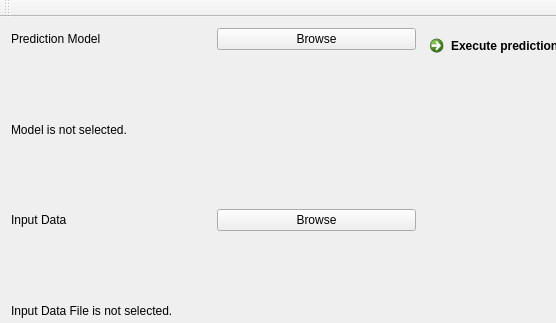
Above: chainer_wing/resources/prediction.ui from fukatani/ChainerWing before the change; both pictures show x 0 to 556 and y 0 to 323 of the 1250 by 629 pixel window. Below: the same form after it.
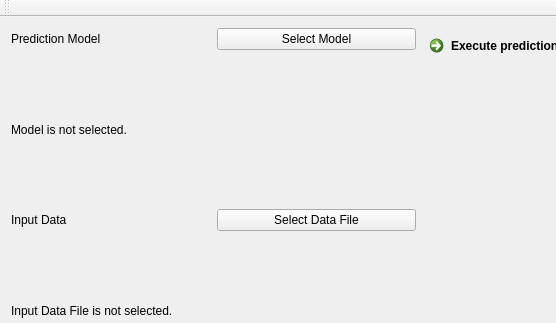
That is the form after the change.

Commit message: change prediction widget

Patch:
```diff
--- a/chainer_wing/resources/prediction.ui
+++ b/chainer_wing/resources/prediction.ui
@@ -87,7 +87,7 @@
         <item>
          <widget class="QPushButton" name="model_sel_button">
           <property name="text">
-           <string>Browse</string>
+           <string>Select Model</string>
           </property>
          </widget>
         </item>
@@ -112,7 +112,7 @@
         <item>
          <widget class="QPushButton" name="input_sel_button">
           <property name="text">
-           <string>Browse</string>
+           <string>Select Data File</string>
           </property>
          </widget>
         </item>
```
The commit also changes 1 other file.
